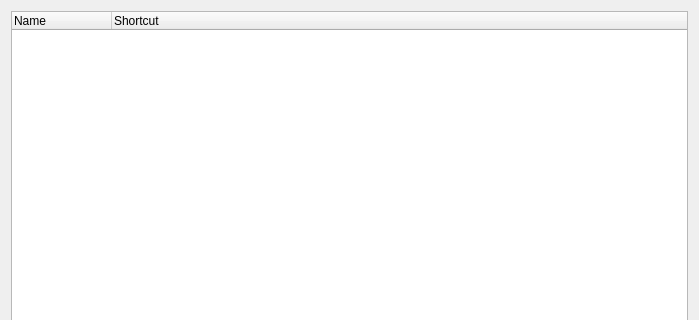
Old version of the form src/shortcutmanager.ui in the repository 0xd34df00d/leechcraft; both pictures show x 0 to 699 and y 0 to 320 of the 699 by 480 pixel window.
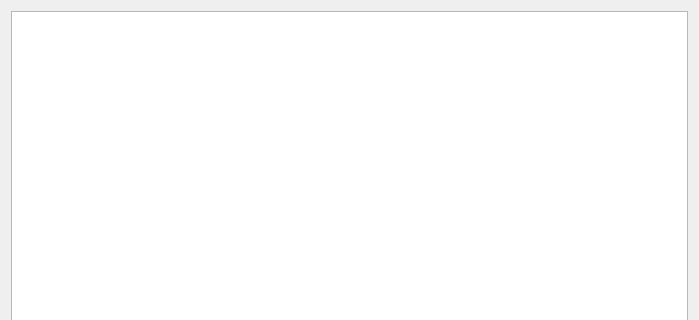
New version of the form.

Commit message: Core: move ShortcutManager to QTreeView + Model.

```diff
--- a/src/shortcutmanager.ui
+++ b/src/shortcutmanager.ui
@@ -15,18 +15,7 @@
   </property>
   <layout class="QVBoxLayout" name="verticalLayout">
    <item>
-    <widget class="QTreeWidget" name="Tree_">
-     <column>
-      <property name="text">
-       <string>Name</string>
-      </property>
-     </column>
-     <column>
-      <property name="text">
-       <string>Shortcut</string>
-      </property>
-     </column>
-    </widget>
+    <widget class="QTreeView" name="Tree_"/>
    </item>
   </layout>
  </widget>
```
The commit also changes 2 other files.
